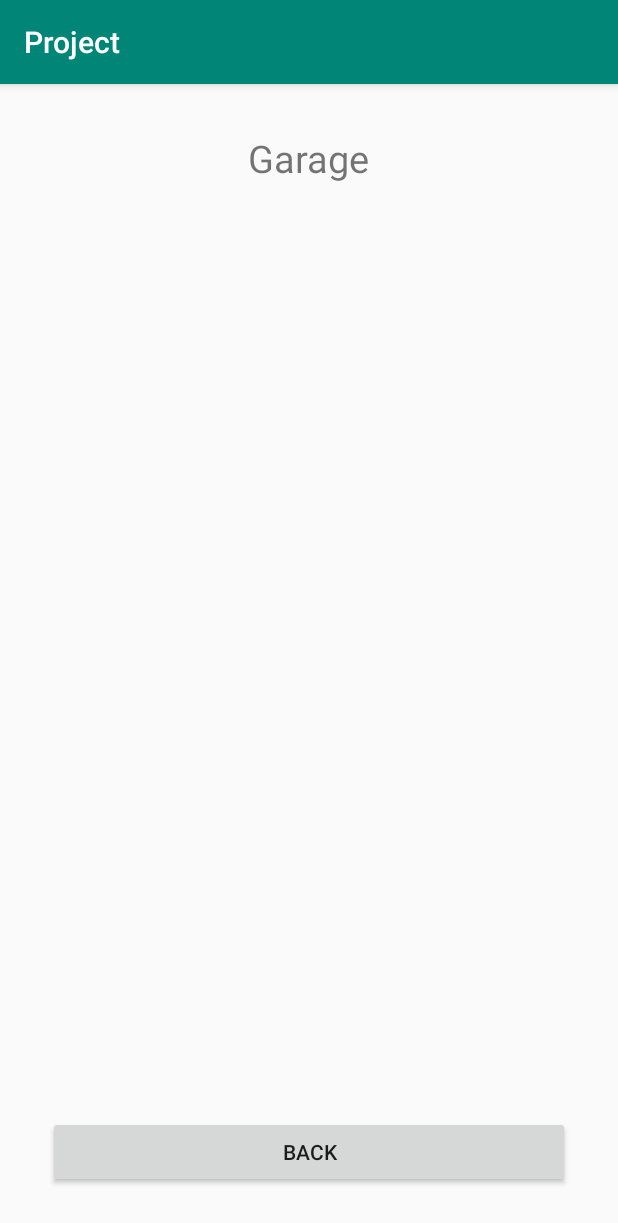
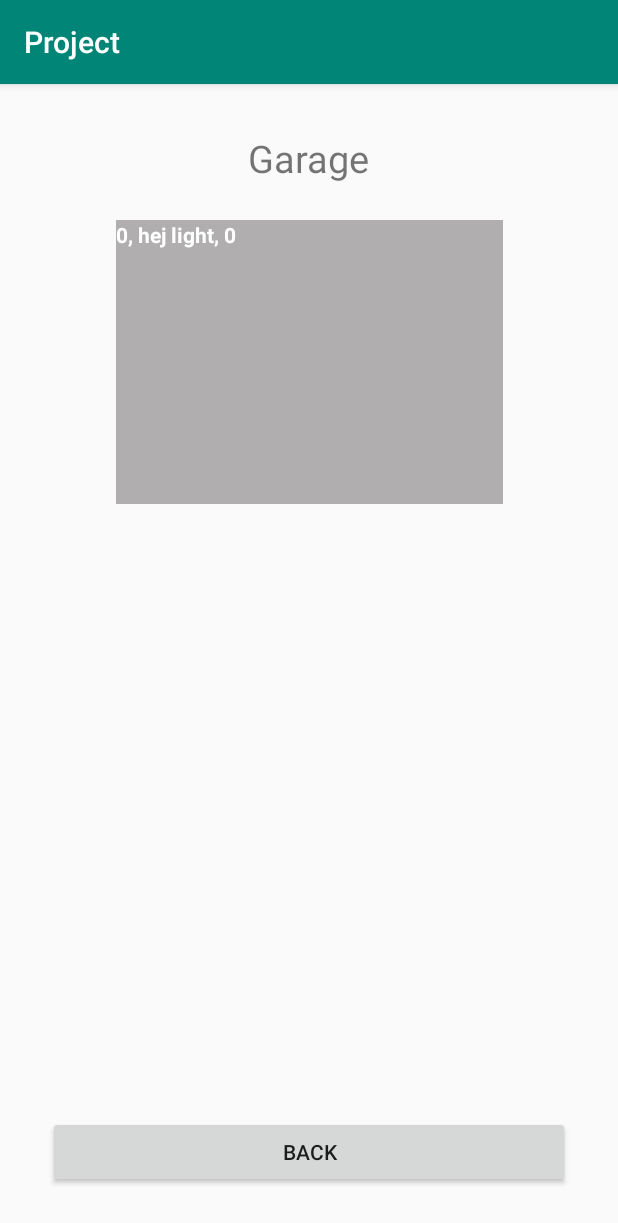
Before and after one commit to caggri/CTIS487-Project, an Android app: the screen it shows after launch (garage before the commit, GarageActivity after it), after a tap on "GARAGE", on a phone screen of 412 x 824 dp. Shown: the top 1223 px of the screen. Run offline under Robolectric (Android 15) with nearby library versions, the phone set to English and light mode, and no system bars.

```diff
--- a/app/src/main/AndroidManifest.xml
+++ b/app/src/main/AndroidManifest.xml
@@ -12,9 +12,9 @@
         android:supportsRtl="true"
         android:theme="@style/AppTheme">
         <activity android:name=".info"></activity>
-        <activity android:name=".living_room" />
-        <activity android:name=".garage" />
-        <activity android:name=".kitchen" />
+        <activity android:name=".LivingroomActivity" />
+        <activity android:name=".GarageActivity" />
+        <activity android:name=".KitchenActivity" />
         <activity android:name=".MainActivity">
             <intent-filter>
                 <action android:name="android.intent.action.MAIN" />
--- /dev/null
+++ b/app/src/main/java/com/cagribayram/denizhancetin/project/GarageActivity.java
@@ -0,0 +1,38 @@
+package com.cagribayram.denizhancetin.project;
+
+import androidx.appcompat.app.AppCompatActivity;
+
+import android.os.Bundle;
+import android.widget.TextView;
+
+public class GarageActivity extends AppCompatActivity {
+    private int temperature;
+    private String light;
+    private int carbon;
+
+    private String result;
+
+    private TextView tv;
+
+    @Override
+    protected void onCreate(Bundle savedInstanceState) {
+        super.onCreate(savedInstanceState);
+        setContentView(R.layout.activity_garage);
+
+        Bundle extras = getIntent().getExtras();
+
+        tv = (TextView) findViewById(R.id.tv_garage);
+
+        if(extras != null){
+            //How to cast Integer to int?
+            //temperature = Integer.parseInt(extras.getString("temperature"));
+            light = extras.getString("light");
+            //carbon = Integer.parseInt(extras.getString("carbon"));
+
+            result = temperature + ", " + light + ", " + carbon;
+            tv.setText(result);
+        }
+
+
+    }
+}
--- a/app/src/main/java/com/cagribayram/denizhancetin/project/kitchen.java
+++ b/app/src/main/java/com/cagribayram/denizhancetin/project/KitchenActivity.java
@@ -4,7 +4,7 @@ import androidx.appcompat.app.AppCompatActivity;
 
 import android.os.Bundle;
 
-public class kitchen extends AppCompatActivity {
+public class KitchenActivity extends AppCompatActivity {
 
     @Override
     protected void onCreate(Bundle savedInstanceState) {
--- a/app/src/main/java/com/cagribayram/denizhancetin/project/living_room.java
+++ b/app/src/main/java/com/cagribayram/denizhancetin/project/LivingroomActivity.java
@@ -4,7 +4,7 @@ import androidx.appcompat.app.AppCompatActivity;
 
 import android.os.Bundle;
 
-public class living_room extends AppCompatActivity {
+public class LivingroomActivity extends AppCompatActivity {
 
     @Override
     protected void onCreate(Bundle savedInstanceState) {
--- a/app/src/main/java/com/cagribayram/denizhancetin/project/MainActivity.java
+++ b/app/src/main/java/com/cagribayram/denizhancetin/project/MainActivity.java
@@ -31,10 +31,10 @@ public class MainActivity extends AppCompatActivity {
     Toast mToast;
 
     String mainJ= "";
-    Integer garageCo2;
-    String garageLights, living_roomLights, kitchenLights;
-    Integer garageTemparature, kitchenTemparature, living_roomTemparature;
-    String[] rooms ={"living_room", "kitchen", "garage"};
+    Integer garageCarbon, kitchenCarbon, livingroomCarbon;
+    String garageLight, livingroomLight, kitchenLight;
+    Integer garageTemparature, kitchenTemparature, livingroomTemparature;
+    String[] rooms ={"LivingroomActivity", "KitchenActivity", "GarageActivity"};
 
 
     String part;
@@ -90,29 +90,29 @@ public class MainActivity extends AppCompatActivity {
                         jsonPart = arr.getJSONObject(i);
                         switch (rooms[j]){
 
-                            case "living_room":
+                            case "LivingroomActivity":
                                 Log.i("Room Check", rooms[j]);
 
-                                living_roomLights = jsonPart.getString("Lights");
-                                living_roomTemparature = Integer.parseInt(jsonPart.getString( "Temparature"));
-                                //Log.i("Value checj", living_roomLights + "\n"  + living_roomTemparature);
+                                livingroomLight = jsonPart.getString("Light");
+                                livingroomTemparature = Integer.parseInt(jsonPart.getString( "Temparature"));
+                                //Log.i("Value checj", livingroomLight + "\n"  + livingroomTemparature);
 
-                                mainJ += "Living Room:\n" + "Temp: " + living_roomTemparature + "\nLigths: " + living_roomLights + "\n\n";
+                                mainJ += "Living Room:\n" + "Temp: " + livingroomTemparature + "\nLigths: " + livingroomLight + "\n\n";
                                 break;
 
-                            case "kitchen":
+                            case "KitchenActivity":
                                 Log.i("Room Check", rooms[j]);
-                                kitchenLights = jsonPart.getString("Lights");
+                                kitchenLight = jsonPart.getString("Light");
                                 kitchenTemparature = Integer.parseInt(jsonPart.getString("Temparature"));
-                                mainJ += "Kitchen:\n" + "Temp: " + kitchenTemparature + "\nLigths: " + kitchenLights + "\n\n";
+                                mainJ += "Kitchen:\n" + "Temp: " + kitchenTemparature + "\nLigths: " + kitchenLight + "\n\n";
                                 break;
 
-                            case "garage":
+                            case "GarageActivity":
                                 Log.i("Room Check", rooms[j]);
-                                garageCo2 = Integer.parseInt(jsonPart.getString("CO2 level"));
-                                garageLights = jsonPart.getString("Lights");
+                                garageCarbon = Integer.parseInt(jsonPart.getString("Carbon level"));
+                                garageLight = jsonPart.getString("Light");
                                 garageTemparature = Integer.parseInt(jsonPart.getString("Temparature"));
-                                mainJ += "Garage:\n" + "Temp: " + kitchenTemparature + "\nLigths: " + kitchenLights + "\nCo2 Level: " + garageCo2 + "\n\n";
+                                mainJ += "Garage:\n" + "Temp: " + kitchenTemparature + "\nLigths: " + kitchenLight + "\nCarbon Level: " + garageCarbon + "\n\n";
                                 break;
 
 
@@ -146,33 +146,43 @@ public class MainActivity extends AppCompatActivity {
         tv = (TextView) findViewById(R.id.tv);
 
         try {
-
             result = task.execute("https://gist.githubusercontent.com/caggri/369f0d9143218bb3f4297cbebb9408ab/raw/f550d0677488322d53c4721908de872c54f163e6/data.json").get();
-
-
         }
         catch (Exception e){
 
             e.getStackTrace();
         }
-
     }
 
     public void onClick(View view){
         switch (view.getId()){
             case R.id.garageButton:
-                intent = new Intent(this, garage.class);
+                intent = new Intent(this, GarageActivity.class);
+                Bundle bundle = new Bundle();
+                bundle.putString("temperature", "hej temp");
+                bundle.putString("light", "hej light");
+                bundle.putString("carbon", "hej carbon");
+                intent.putExtras(bundle);
                 startActivity(intent);
                 break;
-
             case R.id.kitchenButton:
-                intent = new Intent(this, kitchen.class);
-                startActivity(intent);
+                /*bundle = new Bundle();
+                bundle.putInt("temperature", kitchenTemparature);
+                bundle.putString("light", kitchenLight);
+                bundle.putInt("carbon", kitchenCarbon);
+                intent.putExtras(bundle);
+                intent = new Intent(this, KitchenActivity.class);
+                startActivity(intent);*/
                 break;
 
             case R.id.livingRoomButton:
-                intent = new Intent(this, living_room.class);
-                startActivity(intent);
+                /*bundle = new Bundle();
+                bundle.putInt("temperature", livingroomTemparature);
+                bundle.putString("light", livingroomLight);
+                bundle.putInt("carbon", livingroomCarbon);
+                intent.putExtras(bundle);
+                intent = new Intent(this, LivingroomActivity.class);
+                startActivity(intent);*/
                 break;
 
             case R.id.infoImageView:
--- a/app/src/main/java/com/cagribayram/denizhancetin/project/garage.java
+++ /dev/null
@@ -1,14 +0,0 @@
-package com.cagribayram.denizhancetin.project;
-
-import androidx.appcompat.app.AppCompatActivity;
-
-import android.os.Bundle;
-
-public class garage extends AppCompatActivity {
-
-    @Override
-    protected void onCreate(Bundle savedInstanceState) {
-        super.onCreate(savedInstanceState);
-        setContentView(R.layout.activity_garage);
-    }
-}
--- a/app/src/main/res/layout/activity_garage.xml
+++ b/app/src/main/res/layout/activity_garage.xml
@@ -4,7 +4,7 @@
     xmlns:tools="http://schemas.android.com/tools"
     android:layout_width="match_parent"
     android:layout_height="match_parent"
-    tools:context=".garage">
+    tools:context=".GarageActivity">
 
     <TextView
         android:id="@+id/welcomeTV"
@@ -18,6 +18,20 @@
         app:layout_constraintEnd_toEndOf="parent"
         app:layout_constraintStart_toStartOf="parent"
         app:layout_constraintTop_toTopOf="parent" />
+
+    <TextView
+        android:id="@+id/tv_garage"
+        android:layout_width="258dp"
+        android:layout_height="189dp"
+        android:layout_marginTop="24dp"
+        android:background="@color/colorGray"
+        android:textColor="@color/colorWhite"
+        android:textStyle="bold"
+        app:layout_constraintEnd_toEndOf="parent"
+        app:layout_constraintHorizontal_bias="0.5"
+        app:layout_constraintStart_toStartOf="parent"
+        app:layout_constraintTop_toBottomOf="@+id/welcomeTV" />
+
 
     <Button
         android:id="@+id/button"
--- a/app/src/main/res/layout/activity_kitchen.xml
+++ b/app/src/main/res/layout/activity_kitchen.xml
@@ -4,7 +4,7 @@
     xmlns:tools="http://schemas.android.com/tools"
     android:layout_width="match_parent"
     android:layout_height="match_parent"
-    tools:context=".kitchen">
+    tools:context=".KitchenActivity">
 
     <TextView
         android:id="@+id/welcomeTV"
--- a/app/src/main/res/layout/activity_living_room.xml
+++ b/app/src/main/res/layout/activity_living_room.xml
@@ -4,7 +4,7 @@
     xmlns:tools="http://schemas.android.com/tools"
     android:layout_width="match_parent"
     android:layout_height="match_parent"
-    tools:context=".living_room">
+    tools:context=".LivingroomActivity">
 
     <TextView
         android:id="@+id/welcomeTV"
--- a/app/src/main/res/values/colors.xml
+++ b/app/src/main/res/values/colors.xml
@@ -3,4 +3,6 @@
     <color name="colorPrimary">#008577</color>
     <color name="colorPrimaryDark">#00574B</color>
     <color name="colorAccent">#D81B60</color>
+    <color name="colorGray">#B0AEAE</color>
+    <color name="colorWhite">#FFF</color>
 </resources>
```
Also changed, not shown: 1 other file.
